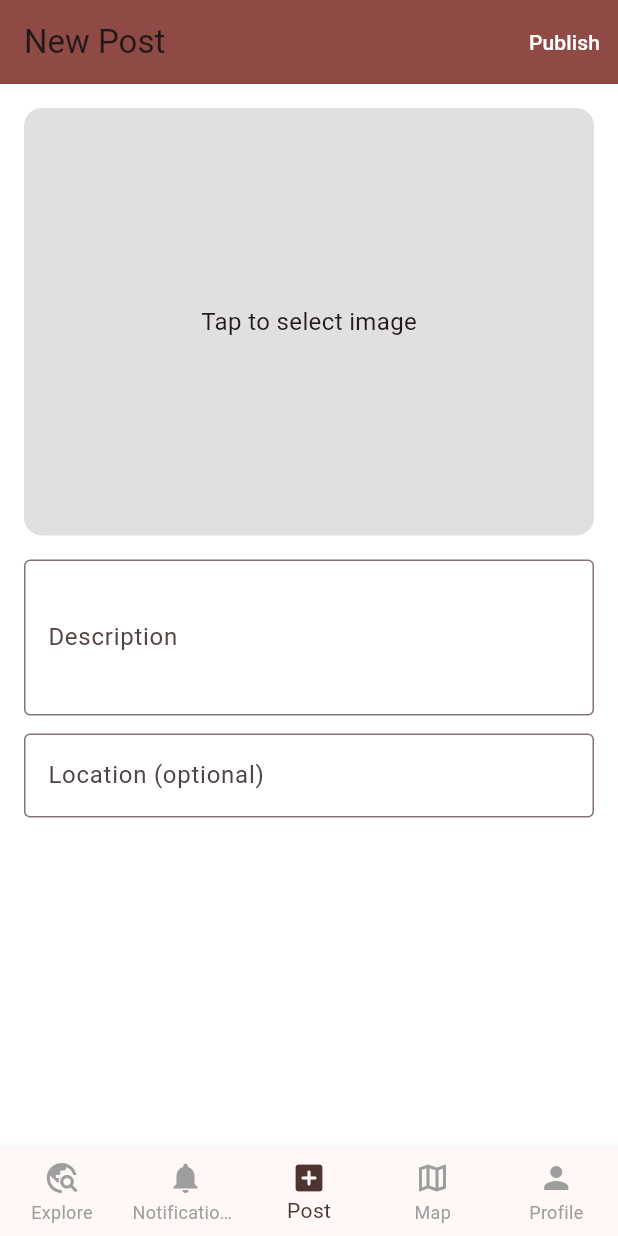
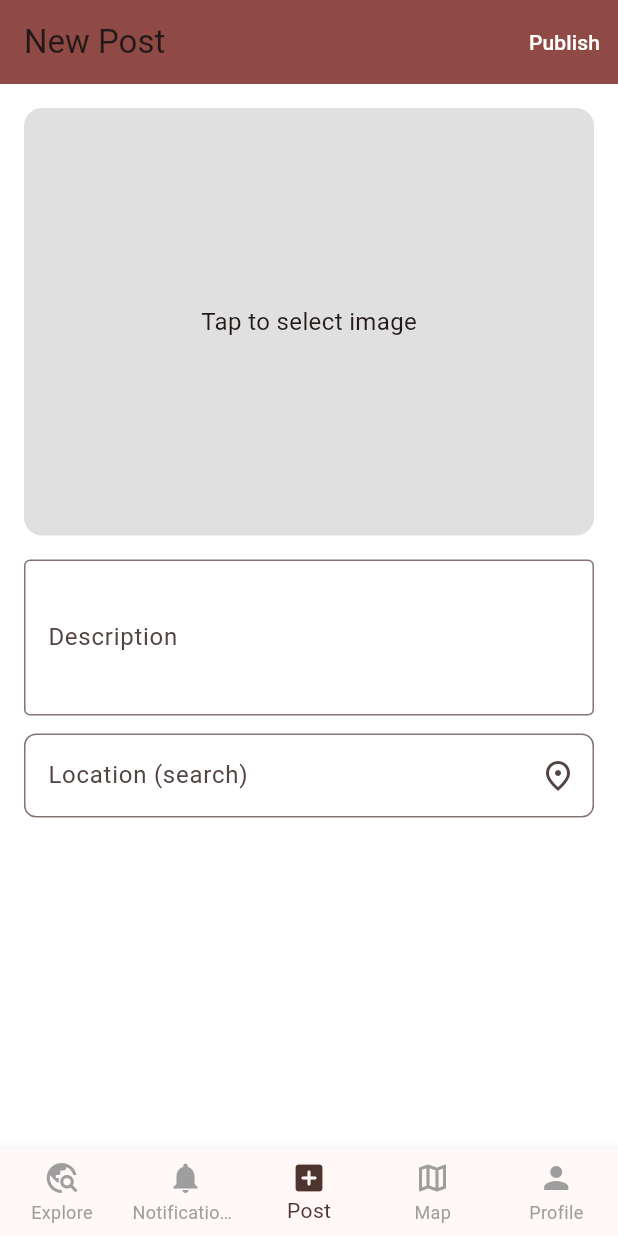
Before and after one commit to hakaninki/travelapp, a Flutter app: the screen it shows once a user with an empty profile is signed in, item 3 of the bottom bar chosen, on a phone screen of 412 x 824 dp. Run offline on Flutter 3.47's test engine with Material 3 defaults, Android fonts, the phone set to English and light mode, and no system bars; our stand-ins replace cached_network_image, cloud_firestore, firebase_auth, firebase_core, flutter_map, flutter_riverpod and 2 more; accounts and stored records are empty; Roboto replaces fonts that are missing (Poppins).

Commit message:
feat(geocoding): implement GeocodingClient for place suggestions
- Added GeocodingClient to handle place search using Nominatim API.
- Introduced PlaceSuggestion model to represent search results.
- Created geocodingProvider for Riverpod integration.
- Added initial structure for map feature files.

```diff
--- a/lib/features/main/main_page.dart
+++ b/lib/features/main/main_page.dart
@@ -7,6 +7,7 @@ import 'package:travel_app/features/main/providers/nav_provider.dart';
 import 'package:travel_app/features/profile/pages/profile_page.dart';
 import 'package:travel_app/features/notifications/pages/notifications_page.dart';
 import 'package:travel_app/features/notifications/providers/notifications_provider.dart';
+import 'package:travel_app/features/map/map_page.dart';
 
 class MainPage extends ConsumerWidget {
   const MainPage({super.key});
@@ -23,7 +24,7 @@ class MainPage extends ConsumerWidget {
       HomePage(),
       NotificationsPage(),
       AddPostPage(),
-      PlaceholderPage(title: 'Map'),
+      MapPage(),
       ProfilePage(),
     ];
 
--- a/lib/features/post/application/add_post_state.dart
+++ b/lib/features/post/application/add_post_state.dart
@@ -4,6 +4,9 @@ class AddPostState {
   final File? image;
   final String description;
   final String location;
+  final double? lat;
+  final double? lng;
+
   final bool isLoading;
   final String? error;
 
@@ -11,6 +14,8 @@ class AddPostState {
     this.image,
     this.description = '',
     this.location = '',
+    this.lat,
+    this.lng,
     this.isLoading = false,
     this.error,
   });
@@ -19,15 +24,21 @@ class AddPostState {
     File? image,
     String? description,
     String? location,
+    double? lat,
+    double? lng,
     bool? isLoading,
-    String? error,
+    String? error,       // null => aynı kalsın, '' gönderirsen temizlersin
   }) {
     return AddPostState(
       image: image ?? this.image,
       description: description ?? this.description,
       location: location ?? this.location,
+      lat: lat ?? this.lat,
+      lng: lng ?? this.lng,
       isLoading: isLoading ?? this.isLoading,
-      error: error,
+      error: error ?? this.error,
     );
   }
+
+  const AddPostState.initial() : this();
 }
--- a/lib/features/post/presentation/pages/add_post_page.dart
+++ b/lib/features/post/presentation/pages/add_post_page.dart
@@ -80,6 +80,10 @@ class AddPostPage extends ConsumerWidget {
             initial: st.location,
             onChanged: (v) =>
                 ref.read(addPostControllerProvider.notifier).setLocation(v),
+            onPlaceSelected: ({required String label, double? lat, double? lng}) {
+              ref.read(addPostControllerProvider.notifier).setLocation(label);
+              ref.read(addPostControllerProvider.notifier).setLatLng(lat, lng);
+            },
           ),
           const SizedBox(height: 24),
           if (st.isLoading) const Center(child: CircularProgressIndicator()),
--- a/lib/features/post/presentation/widgets/location_field.dart
+++ b/lib/features/post/presentation/widgets/location_field.dart
@@ -1,19 +1,135 @@
+// lib/features/post/presentation/widgets/location_field.dart
+import 'dart:async';
 import 'package:flutter/material.dart';
+import 'package:flutter_riverpod/flutter_riverpod.dart';
+import 'package:travel_app/core/services/geocoding/geocoding_client.dart';
+import 'package:travel_app/core/services/geocoding/geocoding_provider.dart';
 
-class LocationField extends StatelessWidget {
+class LocationField extends ConsumerStatefulWidget {
   final String initial;
   final ValueChanged<String> onChanged;
-  const LocationField({super.key, required this.initial, required this.onChanged});
+
+  /// Bir yer seçildiğinde parent’a (opsiyonel) lat/lng de gönderebiliriz
+  final void Function({required String label, double? lat, double? lng})? onPlaceSelected;
+
+  const LocationField({
+    super.key,
+    required this.initial,
+    required this.onChanged,
+    this.onPlaceSelected,
+  });
+
+  @override
+  ConsumerState<LocationField> createState() => _LocationFieldState();
+}
+
+class _LocationFieldState extends ConsumerState<LocationField> {
+  late final TextEditingController _controller;
+  Timer? _debounce;
+  bool _loading = false;
+  List<PlaceSuggestion> _results = [];
+
+  @override
+  void initState() {
+    super.initState();
+    _controller = TextEditingController(text: widget.initial);
+  }
+
+  @override
+  void dispose() {
+    _debounce?.cancel();
+    _controller.dispose();
+    super.dispose();
+  }
+
+  void _onTextChanged(String v) {
+    widget.onChanged(v);
+
+    _debounce?.cancel();
+    _debounce = Timer(const Duration(milliseconds: 350), () async {
+      if (v.trim().isEmpty) {
+        setState(() => _results = []);
+        return;
+      }
+      setState(() => _loading = true);
+      try {
+        final client = ref.read(geocodingClientProvider);
+        final items = await client.searchPlaces(v, limit: 6, lang: 'en');
+        if (mounted) setState(() => _results = items);
+      } catch (_) {
+        if (mounted) setState(() => _results = []);
+      } finally {
+        if (mounted) setState(() => _loading = false);
+      }
+    });
+  }
+
+  void _selectSuggestion(PlaceSuggestion s) {
+    _controller.text = s.displayName;
+    widget.onChanged(s.displayName);
+    widget.onPlaceSelected?.call(label: s.displayName, lat: s.lat, lng: s.lon);
+    setState(() => _results = []);
+    FocusScope.of(context).unfocus();
+  }
 
   @override
   Widget build(BuildContext context) {
-    return TextFormField(
-      initialValue: initial,
-      onChanged: onChanged,
-      decoration: const InputDecoration(
-        labelText: 'Location (optional)',
-        border: OutlineInputBorder(),
-      ),
+    final border = OutlineInputBorder(borderRadius: BorderRadius.circular(8));
+
+    return Column(
+      crossAxisAlignment: CrossAxisAlignment.start,
+      children: [
+        TextFormField(
+          controller: _controller,
+          onChanged: _onTextChanged,
+          decoration: InputDecoration(
+            labelText: 'Location (search)',
+            border: border,
+            suffixIcon: _loading
+                ? const Padding(
+                    padding: EdgeInsets.all(12),
+                    child: SizedBox(
+                      width: 16, height: 16, child: CircularProgressIndicator(strokeWidth: 2),
+                    ),
+                  )
+                : (_controller.text.isEmpty
+                    ? const Icon(Icons.place_outlined)
+                    : IconButton(
+                        icon: const Icon(Icons.clear),
+                        onPressed: () {
+                          _controller.clear();
+                          widget.onChanged('');
+                          setState(() => _results = []);
+                        },
+                      )),
+          ),
+        ),
+        const SizedBox(height: 6),
+        if (_results.isNotEmpty)
+          Material(
+            elevation: 2,
+            borderRadius: BorderRadius.circular(8),
+            child: ListView.separated(
+              shrinkWrap: true,
+              physics: const NeverScrollableScrollPhysics(),
+              itemCount: _results.length,
+              separatorBuilder: (_, __) => const Divider(height: 1),
+              itemBuilder: (context, i) {
+                final s = _results[i];
+                return ListTile(
+                  dense: true,
+                  leading: const Icon(Icons.location_on, size: 20),
+                  title: Text(
+                    s.displayName,
+                    maxLines: 2,
+                    overflow: TextOverflow.ellipsis,
+                  ),
+                  onTap: () => _selectSuggestion(s),
+                );
+              },
+            ),
+          ),
+      ],
     );
   }
 }
--- a/lib/features/post/services/post_service.dart
+++ b/lib/features/post/services/post_service.dart
@@ -20,6 +20,10 @@ class PostService {
     required String username,
     required String description,
     required String location,
+
+    /// ✅ yeni parametreler
+    double? lat,
+    double? lng,
   }) async {
     final imageUrl = await _cloudinary.uploadImage(imageFile);
     final docRef = _firestore.collection(AppCollections.posts).doc();
@@ -32,6 +36,8 @@ class PostService {
       imageUrl: imageUrl,
       location: location,
       createdAt: DateTime.now(),
+      lat: lat,
+      lng: lng,
     );
 
     await docRef.set({
--- a/pubspec.yaml
+++ b/pubspec.yaml
@@ -43,6 +43,10 @@ dependencies:
   uuid: ^4.5.1
   http: ^1.5.0
   cached_network_image: ^3.2.1
+  flutter_map: ^7.0.2
+  latlong2: ^0.9.1
+  # geolocator: ^8.2.0
+  flutter_map_marker_cluster: ^1.4.0
 
 dev_dependencies:
   flutter_test:
```
Also changed, not shown: lib/core/models/post_model.dart (+10 -1 lines), lib/core/services/geocoding/geocoding_client.dart (added, +67 -0 lines), lib/core/services/geocoding/geocoding_provider.dart (added, +7 -0 lines), lib/features/map/map_page.dart (+61 -0 lines), lib/features/post/application/add_post_controller.dart (+45 -26 lines), lib/features/map/pages/map_picker_page.dart (added), lib/features/map/providers/map_providers.dart (added), lib/features/map/widgets/map_post_marker.dart (added), pubspec.lock, 1 other file.
